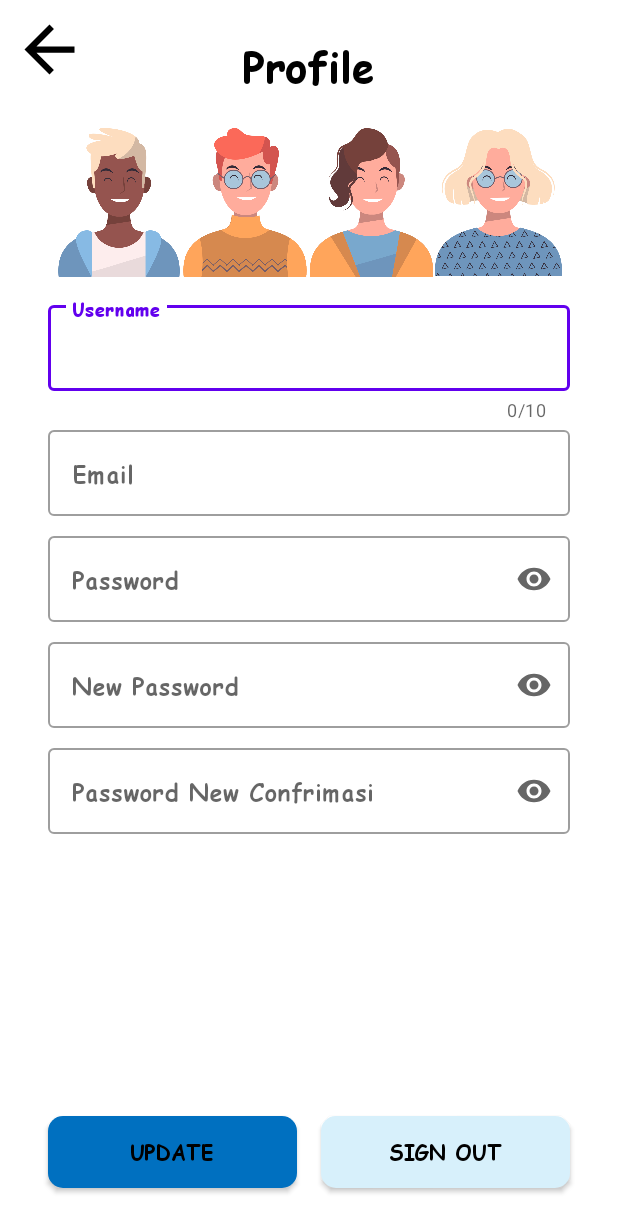
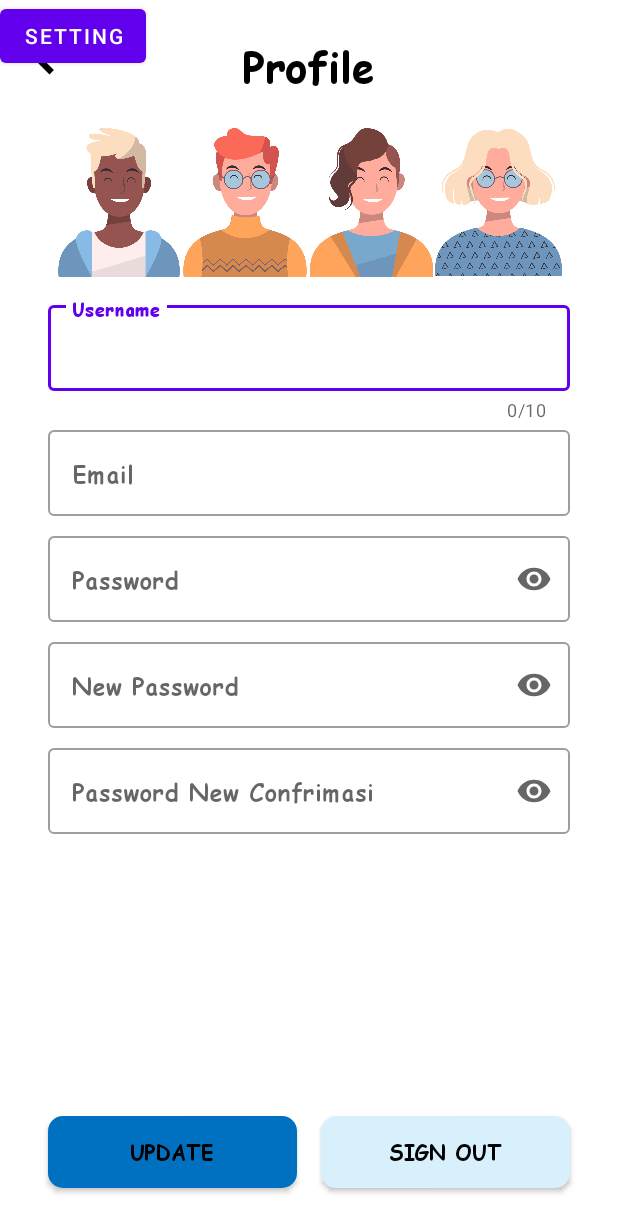
Before and after one commit to andrgf/suit-team1-BA, an Android app: the ProfileActivity screen opened directly, with no data from a screen before it, on a phone screen of 412 x 824 dp. Shown: the top 1232 px of the screen. Run offline under Robolectric (Android 15) with nearby library versions, the phone set to English and light mode, and no system bars; our stand-ins replace Room's generated code; 6 statements that could not run were skipped.

Commit message:
Merge pull request #2 from andrgf/amirul
Amirul

```diff
--- a/app/build.gradle
+++ b/app/build.gradle
@@ -49,7 +49,7 @@ android {
 
 dependencies {
 
-
+    implementation 'com.squareup.picasso:picasso:2.71828'
     implementation 'androidx.core:core-ktx:1.9.0'
     implementation 'androidx.appcompat:appcompat:1.5.1'
     implementation 'com.google.android.material:material:1.7.0'
--- a/app/src/main/java/com/example/gamesuit/activity/ui/profil/ProfileActivity.kt
+++ b/app/src/main/java/com/example/gamesuit/activity/ui/profil/ProfileActivity.kt
@@ -1,14 +1,18 @@
 package com.example.gamesuit.activity.ui.profil
 
+import android.os.Build
 import androidx.appcompat.app.AppCompatActivity
 import android.os.Bundle
 import android.widget.ImageView
 import android.widget.Toast
+import androidx.annotation.RequiresApi
 import com.example.gamesuit.R
 import com.example.gamesuit.activity.ui.profil.DialogLogout.Companion.DIALOG_LOGOUT
 import com.example.gamesuit.activity.ui.profil.DialogUpdate.Companion.DIALOG_UPDATE
+import com.example.gamesuit.activity.ui.setting.SettingActivity
 import com.example.gamesuit.databinding.ActivityProfilBinding
 import com.example.gamesuit.until.AvatarHelper
+import com.example.gamesuit.until.goto
 import com.example.gamesuit.until.grabText
 
 class ProfileActivity: AppCompatActivity(), ProfileView {
@@ -16,6 +20,7 @@ class ProfileActivity: AppCompatActivity(), ProfileView {
     private lateinit var presenterProfile: PresenterProfile
 
 
+    @RequiresApi(Build.VERSION_CODES.M)
     override fun onCreate(savedInstanceState: Bundle?) {
         super.onCreate(savedInstanceState)
         binding = ActivityProfilBinding.inflate(layoutInflater)
@@ -70,6 +75,9 @@ class ProfileActivity: AppCompatActivity(), ProfileView {
         binding.btnSignOut.setOnClickListener {
             onSignOut()
         }
+        binding.btnSetting.setOnClickListener {
+            SettingActivity()
+        }
     }
 
     override fun onSuccessUpdate(user: Int) {
--- a/app/src/main/res/layout/activity_fragment_movie.xml
+++ b/app/src/main/res/layout/activity_fragment_movie.xml
@@ -32,7 +32,7 @@
             android:layout_height="300dp"
             app:lottie_autoPlay="true"
             app:lottie_loop="true"
-            app:lottie_rawRes="@raw/" />
+            app:lottie_rawRes="@raw/empty" />
 
         <TextView
             android:layout_width="wrap_content"
--- a/app/src/main/res/layout/activity_profil.xml
+++ b/app/src/main/res/layout/activity_profil.xml
@@ -221,4 +221,13 @@
         app:layout_constraintHorizontal_bias="0.5"
         app:layout_constraintStart_toEndOf="@+id/btnUpdate" />
 
+    <Button
+        android:id="@+id/btnSetting"
+        android:layout_width="wrap_content"
+        android:layout_height="wrap_content"
+        android:text="Setting"
+        tools:layout_editor_absoluteX="36dp"
+        tools:layout_editor_absoluteY="579dp"
+        tools:ignore="MissingConstraints" />
+
 </androidx.constraintlayout.widget.ConstraintLayout>
--- a/app/src/main/res/layout/item_movie_fav.xml
+++ b/app/src/main/res/layout/item_movie_fav.xml
@@ -81,7 +81,7 @@
                     android:rating="4"
                     android:stepSize="0.5"
                     android:layout_marginTop="5dp"
-                    android:theme="@style/RatingBar"
+                    android:theme="@style/CardView.Light"
                     style="@style/Widget.AppCompat.RatingBar.Small"
                     android:progressTint="@color/biru"
                     android:progressBackgroundTint="@color/design_default_color_surface"
--- a/app/src/main/res/values/strings.xml
+++ b/app/src/main/res/values/strings.xml
@@ -106,7 +106,7 @@
     <string name="frenchise_language">FRANCE</string>
     <string name="pilih_bahasa">PILIH BAHASA</string>
     <string name="menang">Gagner</string>
-    <string-array name="language">
+    <string-array name="languages">
         <item>JAPAN</item>
         <item>KOREAN</item>
         <item>FRANCE</item>
--- a/app/src/main/res/values/style.xml
+++ b/app/src/main/res/values/style.xml
@@ -152,6 +152,8 @@
         <item name="android:layout_width">80dp</item>
         <item name="android:layout_height">80dp</item>
     </style>
-
-    <string name="menang">Menang</string>
+    <style name="MySwitch">
+        <item name="colorControlActivated">@color/black</item>
+    </style>
+<!--    <string name="menang">Menang</string>-->
 </resources>
```
Also changed, not shown: app/src/main/AndroidManifest.xml (+15 -0 lines).
